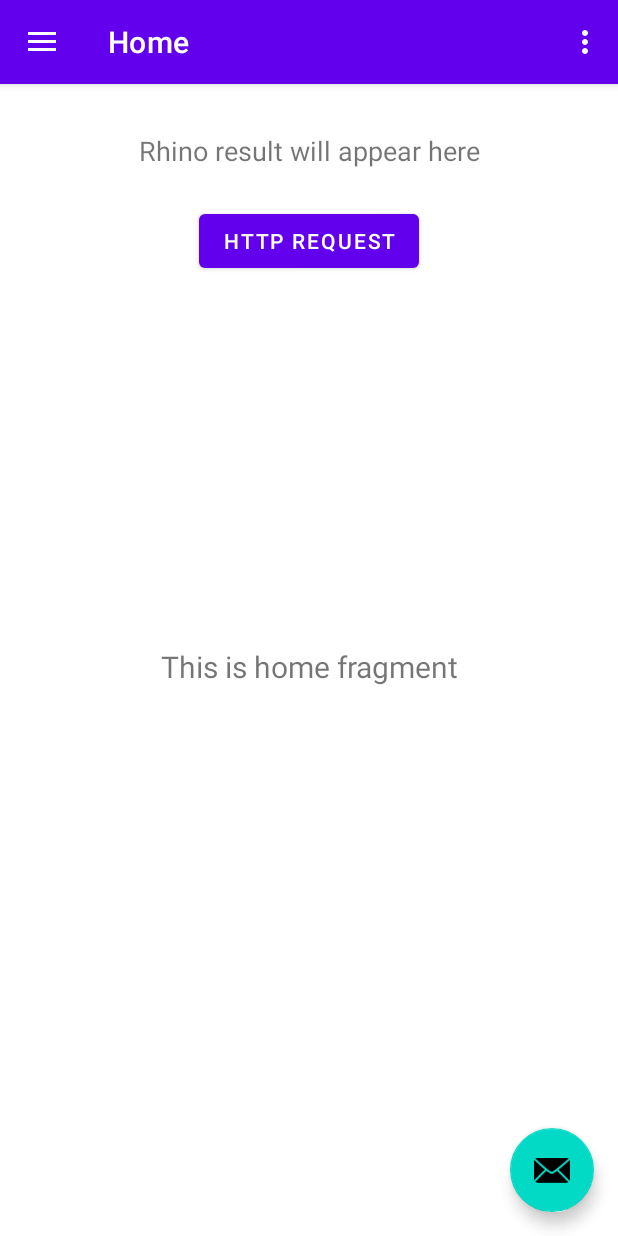
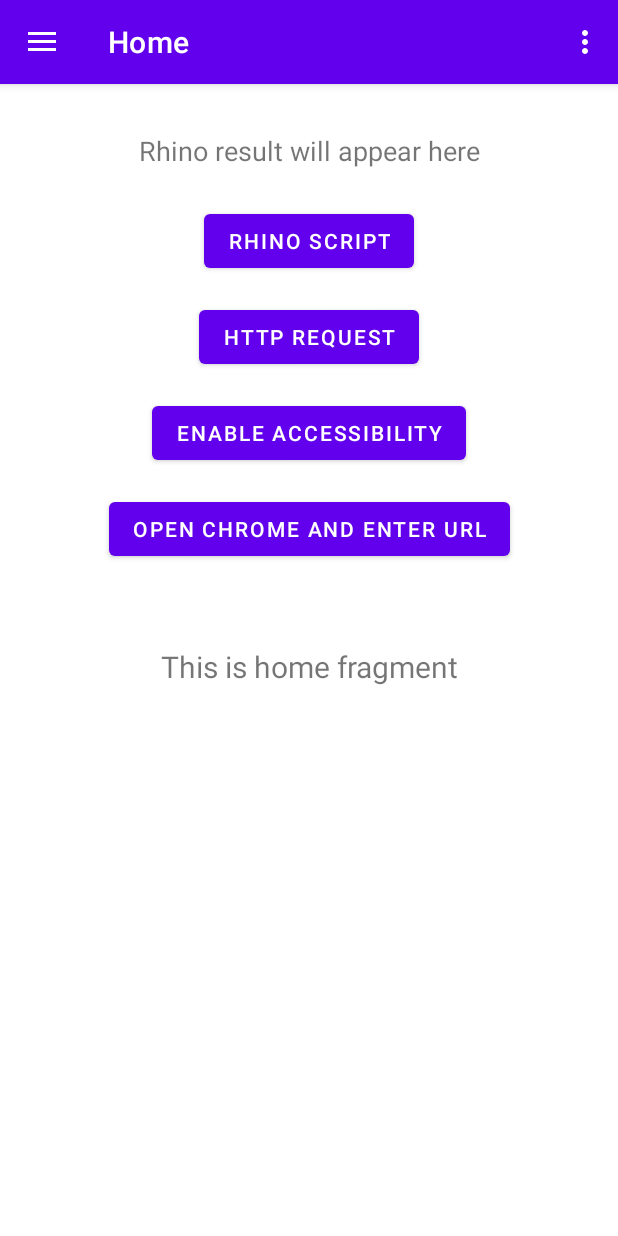
Before and after one commit to apuppy/automator, an Android app: the screen it shows after launch (MainActivity), on a phone screen of 412 x 824 dp. Run offline under Robolectric (Android 15) with nearby library versions, the phone set to English and light mode, and no system bars; our stand-ins replace navigation-ui.

Commit message:
Add accessibility service and related UI components for Chrome automation

```diff
--- a/app/src/main/java/com/zoo/automator/MainActivity.java
+++ b/app/src/main/java/com/zoo/automator/MainActivity.java
@@ -40,7 +40,8 @@ public class MainActivity extends AppCompatActivity {
         setContentView(binding.getRoot());
 
         setSupportActionBar(binding.appBarMain.toolbar);
-        binding.appBarMain.fab.setOnClickListener(new View.OnClickListener() {
+        Button fabActionButton = findViewById(R.id.button_rhino);
+        fabActionButton.setOnClickListener(new View.OnClickListener() {
             @Override
             public void onClick(View view) {
                 // Call RhinoDemo and show result in the TextView
@@ -48,13 +49,11 @@ public class MainActivity extends AppCompatActivity {
                 TextView rhinoResult = findViewById(R.id.text_rhino_result);
                 rhinoResult.setText(result);
                 Log.d("debug", "Rhino result: " + result);
-                Snackbar.make(view, "Rhino executed!", Snackbar.LENGTH_LONG)
-                        .setAction("Action", null)
-                        .setAnchorView(R.id.fab).show();
             }
         });
         // HTTP Request button logic
         Button httpButton = findViewById(R.id.button_http_request);
+        TextView rhinoResult = findViewById(R.id.text_rhino_result);
         httpButton.setOnClickListener(new View.OnClickListener() {
             @Override
             public void onClick(View v) {
@@ -73,11 +72,14 @@ public class MainActivity extends AppCompatActivity {
                 client.newCall(request).enqueue(new Callback() {
                     @Override
                     public void onFailure(Call call, IOException e) {
+                        runOnUiThread(() -> rhinoResult.setText("HTTP request failed: " + e.getMessage()));
                         Log.e("HTTP", "Request failed", e);
                     }
 
                     @Override
                     public void onResponse(Call call, Response response) throws IOException {
+                        String msg = "HTTP response status: " + response.code();
+                        runOnUiThread(() -> rhinoResult.setText(msg));
                         if (response.body() != null) {
                             String body = response.body().string();
                             Log.d("HTTP", "Response: " + body);
@@ -86,6 +88,32 @@ public class MainActivity extends AppCompatActivity {
                         }
                     }
                 });
+            }
+        });
+        // Accessibility settings button logic
+        Button accessibilityButton = findViewById(R.id.button_open_accessibility_settings);
+        accessibilityButton.setOnClickListener(new View.OnClickListener() {
+            @Override
+            public void onClick(View v) {
+                // Open the system accessibility settings and wait for result using Activity Result API
+                android.content.Intent intent = new android.content.Intent(android.provider.Settings.ACTION_ACCESSIBILITY_SETTINGS);
+                accessibilitySettingsLauncher.launch(intent);
+            }
+        });
+        // Chrome automation button logic
+        Button chromeButton = findViewById(R.id.button_run_chrome_automation);
+        chromeButton.setOnClickListener(new View.OnClickListener() {
+            @Override
+            public void onClick(View v) {
+                // Try to launch Chrome using ACTION_VIEW with a dummy URL
+                android.content.Intent intent = new android.content.Intent(android.content.Intent.ACTION_VIEW, android.net.Uri.parse("http://www.bing.com"));
+                intent.setPackage("com.android.chrome");
+                intent.addFlags(android.content.Intent.FLAG_ACTIVITY_NEW_TASK);
+                try {
+                    startActivity(intent);
+                } catch (android.content.ActivityNotFoundException e) {
+                    Snackbar.make(v, "Chrome is not installed.", Snackbar.LENGTH_LONG).show();
+                }
             }
         });
         DrawerLayout drawer = binding.drawerLayout;
@@ -114,4 +142,30 @@ public class MainActivity extends AppCompatActivity {
         return NavigationUI.navigateUp(navController, mAppBarConfiguration)
                 || super.onSupportNavigateUp();
     }
+
+    // Use Activity Result API instead of deprecated startActivityForResult
+    private final androidx.activity.result.ActivityResultLauncher<android.content.Intent> accessibilitySettingsLauncher =
+            registerForActivityResult(new androidx.activity.result.contract.ActivityResultContracts.StartActivityForResult(), result -> {
+                // User returned from accessibility settings, check if service is enabled
+                if (isAccessibilityServiceEnabled()) {
+                    Snackbar.make(findViewById(android.R.id.content), "Accessibility enabled!", Snackbar.LENGTH_LONG).show();
+                } else {
+                    Snackbar.make(findViewById(android.R.id.content), "Accessibility not enabled.", Snackbar.LENGTH_LONG).show();
+                }
+            });
+
+    private boolean isAccessibilityServiceEnabled() {
+        android.content.ComponentName expectedComponentName = new android.content.ComponentName(this, com.zoo.automator.MyAccessibilityService.class);
+        android.text.TextUtils.SimpleStringSplitter colonSplitter = new android.text.TextUtils.SimpleStringSplitter(':');
+        String enabledServices = android.provider.Settings.Secure.getString(getContentResolver(), android.provider.Settings.Secure.ENABLED_ACCESSIBILITY_SERVICES);
+        if (enabledServices == null) return false;
+        colonSplitter.setString(enabledServices);
+        while (colonSplitter.hasNext()) {
+            String componentName = colonSplitter.next();
+            if (componentName.equalsIgnoreCase(expectedComponentName.flattenToString())) {
+                return true;
+            }
+        }
+        return false;
+    }
 }
--- a/app/src/main/res/layout/app_bar_main.xml
+++ b/app/src/main/res/layout/app_bar_main.xml
@@ -22,13 +22,4 @@
 
     <include layout="@layout/content_main" />
 
-    <com.google.android.material.floatingactionbutton.FloatingActionButton
-        android:id="@+id/fab"
-        android:layout_width="wrap_content"
-        android:layout_height="wrap_content"
-        android:layout_gravity="bottom|end"
-        android:layout_marginEnd="@dimen/fab_margin"
-        android:layout_marginBottom="16dp"
-        app:srcCompat="@android:drawable/ic_dialog_email" />
-
 </androidx.coordinatorlayout.widget.CoordinatorLayout>
--- a/app/src/main/res/layout/content_main.xml
+++ b/app/src/main/res/layout/content_main.xml
@@ -19,14 +19,44 @@
         android:textSize="18sp"/>
 
     <Button
+        android:id="@+id/button_rhino"
+        android:layout_width="wrap_content"
+        android:layout_height="wrap_content"
+        android:text="Rhino Script"
+        app:layout_constraintTop_toBottomOf="@id/text_rhino_result"
+        app:layout_constraintLeft_toLeftOf="parent"
+        app:layout_constraintRight_toRightOf="parent"
+        android:layout_marginTop="24dp"/>
+
+    <Button
         android:id="@+id/button_http_request"
         android:layout_width="wrap_content"
         android:layout_height="wrap_content"
         android:text="HTTP Request"
-        app:layout_constraintTop_toBottomOf="@id/text_rhino_result"
+        app:layout_constraintTop_toBottomOf="@id/button_rhino"
         app:layout_constraintLeft_toLeftOf="parent"
         app:layout_constraintRight_toRightOf="parent"
-        android:layout_marginTop="24dp"/>
+        android:layout_marginTop="16dp"/>
+
+    <Button
+        android:id="@+id/button_open_accessibility_settings"
+        android:layout_width="wrap_content"
+        android:layout_height="wrap_content"
+        android:text="Enable Accessibility"
+        app:layout_constraintTop_toBottomOf="@id/button_http_request"
+        app:layout_constraintLeft_toLeftOf="parent"
+        app:layout_constraintRight_toRightOf="parent"
+        android:layout_marginTop="16dp"/>
+
+    <Button
+        android:id="@+id/button_run_chrome_automation"
+        android:layout_width="wrap_content"
+        android:layout_height="wrap_content"
+        android:text="Open Chrome and Enter URL"
+        app:layout_constraintTop_toBottomOf="@id/button_open_accessibility_settings"
+        app:layout_constraintLeft_toLeftOf="parent"
+        app:layout_constraintRight_toRightOf="parent"
+        android:layout_marginTop="16dp"/>
 
     <fragment
         android:id="@+id/nav_host_fragment_content_main"
@@ -36,6 +66,6 @@
         app:defaultNavHost="true"
         app:layout_constraintLeft_toLeftOf="parent"
         app:layout_constraintRight_toRightOf="parent"
-        app:layout_constraintTop_toBottomOf="@id/button_http_request"
+        app:layout_constraintTop_toBottomOf="@id/button_run_chrome_automation"
         app:navGraph="@navigation/mobile_navigation" />
 </androidx.constraintlayout.widget.ConstraintLayout>
--- a/app/src/main/res/values/strings.xml
+++ b/app/src/main/res/values/strings.xml
@@ -10,4 +10,5 @@
     <string name="menu_home">Home</string>
     <string name="menu_gallery">Gallery</string>
     <string name="menu_slideshow">Slideshow</string>
+    <string name="accessibility_service_description">Example Accessibility Service for logging window content changes.</string>
 </resources>
```
Also changed, not shown: app/src/main/AndroidManifest.xml (+14 -1 lines), app/src/main/java/com/zoo/automator/MyAccessibilityService.java (added, +95 -0 lines), app/src/main/res/xml/accessibility_service.xml (added, +10 -0 lines).
